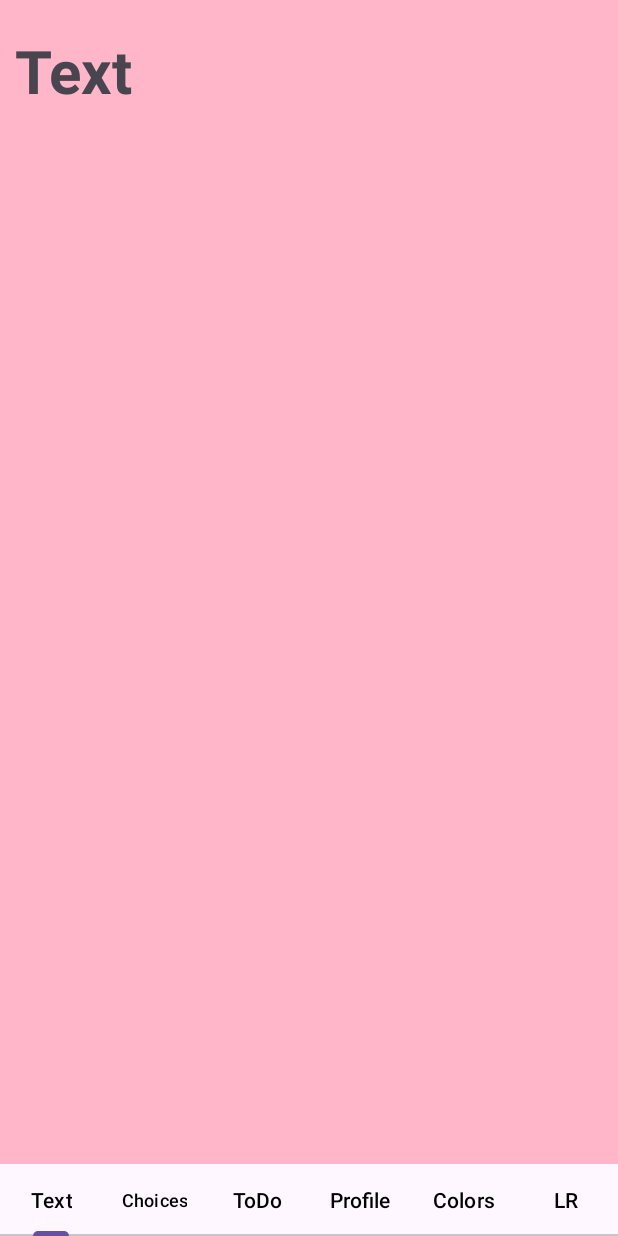
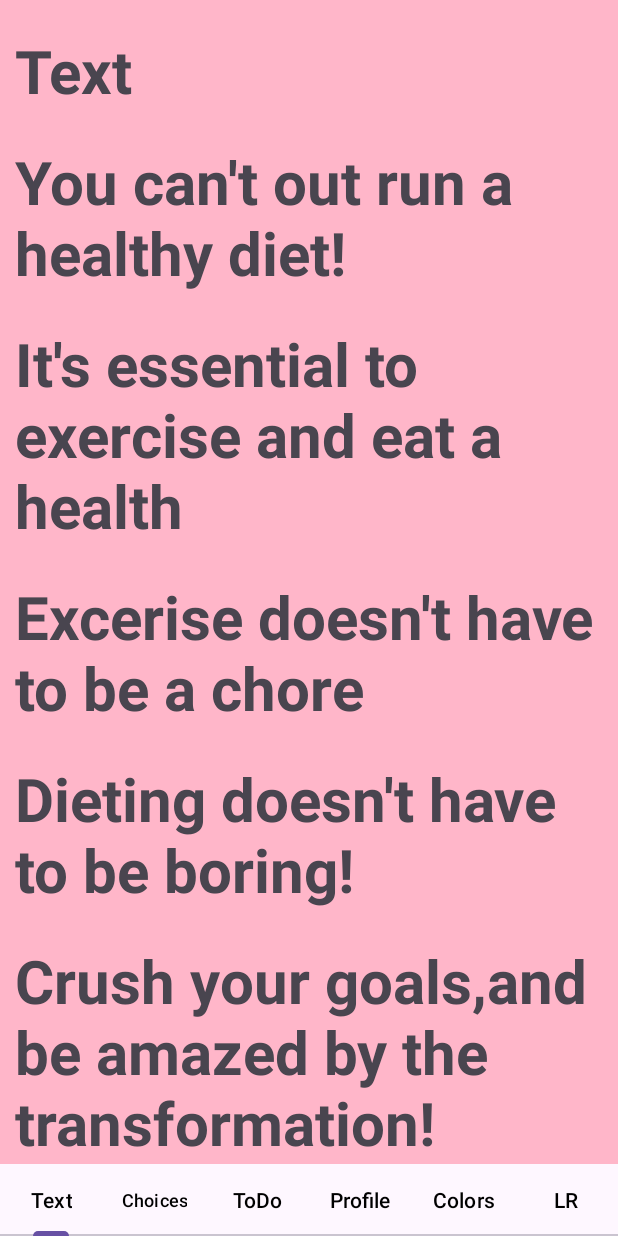
Before and after one commit to dinhner7/testing, an Android app built with Jetpack Compose: the screen it shows after launch (MainActivity), on a phone screen of 412 x 824 dp. Run offline under Robolectric (Android 15) with nearby library versions, the phone set to English and light mode, and no system bars.

Commit message:
Tab1 Completed
Tab1 with text and reference is complete

```diff
--- a/app/src/main/res/layout/fragment_tab1.xml
+++ b/app/src/main/res/layout/fragment_tab1.xml
@@ -1,17 +1,27 @@
 <?xml version="1.0" encoding="utf-8"?>
-<androidx.constraintlayout.widget.ConstraintLayout xmlns:android="http://schemas.android.com/apk/res/android"
+<LinearLayout xmlns:android="http://schemas.android.com/apk/res/android"
     xmlns:app="http://schemas.android.com/apk/res-auto"
     xmlns:tools="http://schemas.android.com/tools"
     android:id="@+id/frameLayout"
     style="@style/tabBG"
     android:layout_width="match_parent"
     android:layout_height="match_parent"
+    android:orientation="vertical"
     tools:context=".Tab1">
 
     <!-- TODO: Update blank fragment layout -->
+    <!-- Reference: How to implement ScrollView in Android by CodesEasy-->
+    <ScrollView
+        android:layout_width="match_parent"
+        android:layout_height="match_parent">
+        <LinearLayout
+            android:gravity="left"
+            android:orientation="vertical"
+            android:layout_width="match_parent"
+            android:layout_height="wrap_content">
 
             <TextView
-        android:id="@+id/textView"
+                android:id="@+id/textView0"
                 style="@style/titleStyle"
                 android:layout_marginStart="10dp"
                 android:layout_marginLeft="10dp"
@@ -20,4 +30,109 @@
                 app:layout_constraintStart_toStartOf="parent"
                 app:layout_constraintTop_toTopOf="parent" />
 
-</androidx.constraintlayout.widget.ConstraintLayout>
+            <TextView
+                android:id="@+id/textView1"
+                style="@style/titleStyle"
+                android:layout_marginStart="10dp"
+                android:layout_marginLeft="10dp"
+                android:layout_marginTop="20dp"
+                android:text="You can't out run a healthy diet!"
+                app:layout_constraintStart_toStartOf="parent"
+                app:layout_constraintTop_toTopOf="parent" />
+
+            <TextView
+                android:id="@+id/textView2"
+                style="@style/titleStyle"
+                android:layout_marginStart="10dp"
+                android:layout_marginLeft="10dp"
+                android:layout_marginTop="20dp"
+                android:text="It's essential to exercise and eat a health"
+                app:layout_constraintStart_toStartOf="parent"
+                app:layout_constraintTop_toTopOf="parent" />
+
+            <TextView
+                android:id="@+id/textView3"
+                style="@style/titleStyle"
+                android:layout_marginStart="10dp"
+                android:layout_marginLeft="10dp"
+                android:layout_marginTop="20dp"
+                android:text="Excerise doesn't have to be a chore"
+                app:layout_constraintStart_toStartOf="parent"
+                app:layout_constraintTop_toTopOf="parent" />
+
+            <TextView
+                android:id="@+id/textView4"
+                style="@style/titleStyle"
+                android:layout_marginStart="10dp"
+                android:layout_marginLeft="10dp"
+                android:layout_marginTop="20dp"
+                android:text="Dieting doesn't have to be boring!"
+                app:layout_constraintStart_toStartOf="parent"
+                app:layout_constraintTop_toTopOf="parent" />
+
+            <TextView
+                android:id="@+id/textView5"
+                style="@style/titleStyle"
+                android:layout_marginStart="10dp"
+                android:layout_marginLeft="10dp"
+                android:layout_marginTop="20dp"
+                android:text="Crush your goals,and be amazed by the transformation!"
+                app:layout_constraintStart_toStartOf="parent"
+                app:layout_constraintTop_toTopOf="parent" />
+
+            <TextView
+                android:id="@+id/textView6"
+                style="@style/titleStyle"
+                android:layout_marginStart="10dp"
+                android:layout_marginLeft="10dp"
+                android:layout_marginTop="20dp"
+                android:text="Gain a lifetime community in fitness near you"
+                app:layout_constraintStart_toStartOf="parent"
+                app:layout_constraintTop_toTopOf="parent" />
+
+            <TextView
+                android:id="@+id/textView7"
+                style="@style/titleStyle"
+                android:layout_marginStart="10dp"
+                android:layout_marginLeft="10dp"
+                android:layout_marginTop="20dp"
+                android:text="No more I will do it tommorrow"
+                app:layout_constraintStart_toStartOf="parent"
+                app:layout_constraintTop_toTopOf="parent" />
+
+            <TextView
+                android:id="@+id/textView8"
+                style="@style/titleStyle"
+                android:layout_marginStart="10dp"
+                android:layout_marginLeft="10dp"
+                android:layout_marginTop="20dp"
+                android:text="You are close to your goal, just start now"
+                app:layout_constraintStart_toStartOf="parent"
+                app:layout_constraintTop_toTopOf="parent" />
+
+            <TextView
+                android:id="@+id/textView9"
+                style="@style/titleStyle"
+                android:layout_marginStart="10dp"
+                android:layout_marginLeft="10dp"
+                android:layout_marginTop="20dp"
+                android:text="No more regrets!"
+                app:layout_constraintStart_toStartOf="parent"
+                app:layout_constraintTop_toTopOf="parent" />
+
+            <TextView
+                android:id="@+id/textView10"
+                style="@style/titleStyle"
+                android:layout_marginStart="10dp"
+                android:layout_marginLeft="10dp"
+                android:layout_marginTop="20dp"
+                android:text="Cheers to more success!"
+                app:layout_constraintStart_toStartOf="parent"
+                app:layout_constraintTop_toTopOf="parent" />
+
+
+        </LinearLayout>
+
+    </ScrollView>
+
+</LinearLayout>
```
Lines whose indentation alone changed are shown as unchanged.
